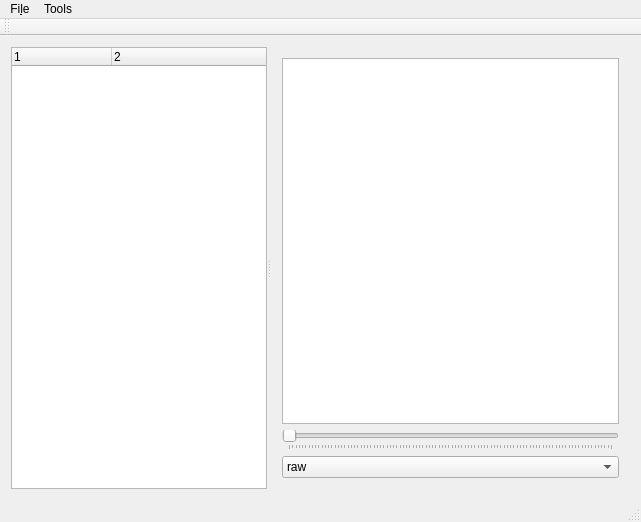
Qt form src/clifview/clifview.ui (g-manfredi/clif) before a commit.
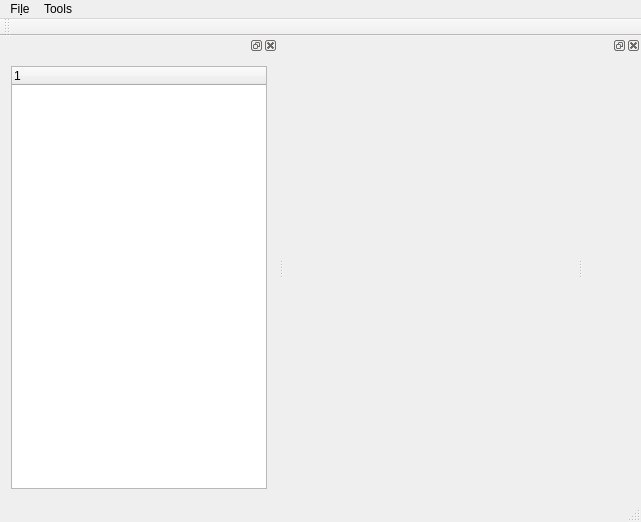
The same form after that commit. Custom widgets are drawn as their Qt base class.

Commit message: get clifview running for generic store

Patch:
```diff
--- a/src/clifview/clifview.ui
+++ b/src/clifview/clifview.ui
@@ -26,89 +26,7 @@
      <verstretch>0</verstretch>
     </sizepolicy>
    </property>
-   <layout class="QGridLayout" name="gridLayout_3">
-    <item row="0" column="0">
-     <widget class="QSplitter" name="splitter">
-      <property name="orientation">
-       <enum>Qt::Horizontal</enum>
-      </property>
-      <widget class="QTreeWidget" name="tree">
-       <property name="columnCount">
-        <number>2</number>
-       </property>
-       <column>
-        <property name="text">
-         <string notr="true">1</string>
-        </property>
-       </column>
-       <column>
-        <property name="text">
-         <string notr="true">2</string>
-        </property>
-       </column>
-      </widget>
-      <widget class="QWidget" name="widget" native="true">
-       <property name="sizePolicy">
-        <sizepolicy hsizetype="Expanding" vsizetype="Expanding">
-         <horstretch>10</horstretch>
-         <verstretch>0</verstretch>
-        </sizepolicy>
-       </property>
-       <layout class="QGridLayout" name="gridLayout">
-        <item row="0" column="0">
-         <layout class="QVBoxLayout" name="verticalLayout_2">
-          <item>
-           <widget class="clifScaledImageView" name="viewer">
-            <property name="sizeAdjustPolicy">
-             <enum>QAbstractScrollArea::AdjustToContents</enum>
-            </property>
-            <property name="dragMode">
-             <enum>QGraphicsView::ScrollHandDrag</enum>
-            </property>
-           </widget>
-          </item>
-          <item>
-           <widget class="QSlider" name="datasetSlider">
-            <property name="maximum">
-             <number>99</number>
-            </property>
-            <property name="orientation">
-             <enum>Qt::Horizontal</enum>
-            </property>
-            <property name="tickPosition">
-             <enum>QSlider::TicksBelow</enum>
-            </property>
-            <property name="tickInterval">
-             <number>1</number>
-            </property>
-           </widget>
-          </item>
-          <item>
-           <widget class="QComboBox" name="selViewProc">
-            <item>
-             <property name="text">
-              <string>raw</string>
-             </property>
-            </item>
-            <item>
-             <property name="text">
-              <string>demosaic</string>
-             </property>
-            </item>
-            <item>
-             <property name="text">
-              <string>undistort</string>
-             </property>
-            </item>
-           </widget>
-          </item>
-         </layout>
-        </item>
-       </layout>
-      </widget>
-     </widget>
-    </item>
-   </layout>
+   <layout class="QGridLayout" name="gridLayout_3"/>
   </widget>
   <widget class="QMenuBar" name="Menu">
    <property name="geometry">
@@ -144,6 +62,48 @@
    </attribute>
   </widget>
   <widget class="QStatusBar" name="statusBar"/>
+  <widget class="QDockWidget" name="treeDock">
+   <property name="sizePolicy">
+    <sizepolicy hsizetype="Preferred" vsizetype="Preferred">
+     <horstretch>0</horstretch>
+     <verstretch>0</verstretch>
+    </sizepolicy>
+   </property>
+   <attribute name="dockWidgetArea">
+    <number>1</number>
+   </attribute>
+   <widget class="QWidget" name="dockWidgetContents_3">
+    <property name="sizePolicy">
+     <sizepolicy hsizetype="Expanding" vsizetype="Expanding">
+      <horstretch>0</horstretch>
+      <verstretch>0</verstretch>
+     </sizepolicy>
+    </property>
+    <layout class="QVBoxLayout" name="verticalLayout">
+     <item>
+      <widget class="QTreeWidget" name="tree">
+       <property name="sizePolicy">
+        <sizepolicy hsizetype="Expanding" vsizetype="Expanding">
+         <horstretch>0</horstretch>
+         <verstretch>0</verstretch>
+        </sizepolicy>
+       </property>
+       <column>
+        <property name="text">
+         <string notr="true">1</string>
+        </property>
+       </column>
+      </widget>
+     </item>
+    </layout>
+   </widget>
+  </widget>
+  <widget class="QDockWidget" name="viewDock">
+   <attribute name="dockWidgetArea">
+    <number>2</number>
+   </attribute>
+   <widget class="QWidget" name="dockWidgetContents_4"/>
+  </widget>
   <action name="actionOpen">
    <property name="text">
     <string>&amp;Open</string>
@@ -162,13 +122,6 @@
   </action>
  </widget>
  <layoutdefault spacing="6" margin="11"/>
- <customwidgets>
-  <customwidget>
-   <class>clifScaledImageView</class>
-   <extends>QGraphicsView</extends>
-   <header>clifscaledimageview.hpp</header>
-  </customwidget>
- </customwidgets>
  <resources/>
  <connections/>
 </ui>
```
Left out of the diff: 2 changed lines with no effect on the pictures. The commit also changes 6 other files.
